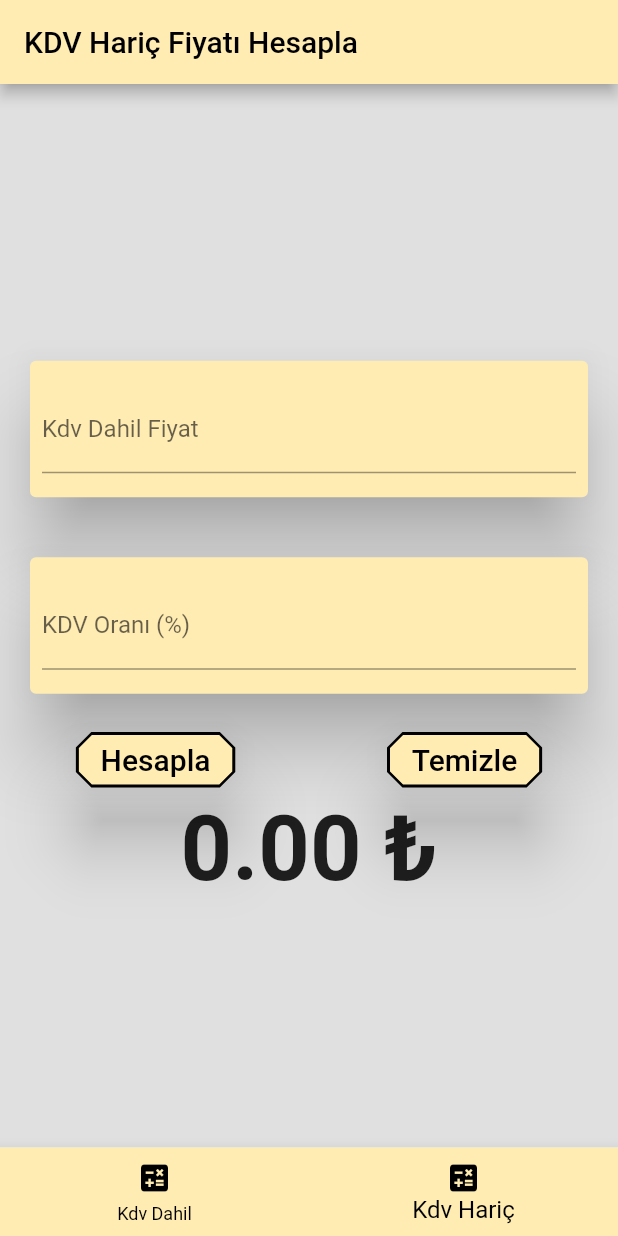
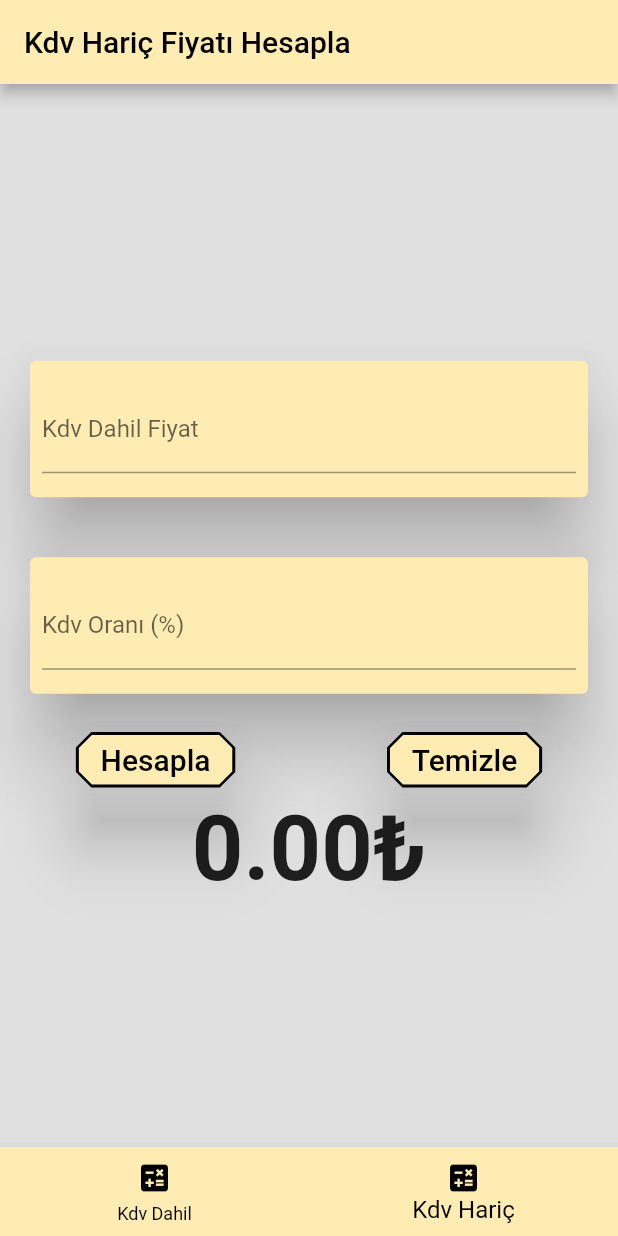
Before and after one commit to berkhanozkan/kdvapp, a Flutter app: the screen it shows after launch, item 2 of the bottom bar chosen, after a tap on "Hesapla", on a phone screen of 412 x 824 dp. Run offline on Flutter 3.47's test engine with Material 2 defaults, Android fonts, the phone set to English and light mode, and no system bars.

Commit message:
Improvements:added constants

```diff
--- /dev/null
+++ b/lib/core/constants/page_constant.dart
@@ -0,0 +1,10 @@
+class PageConstant {
+  static const kdvDahilFiyatHesapla = "Kdv Dahil Fiyatı Hesapla";
+  static const kdvHaricFiyatHesapla = "Kdv Hariç Fiyatı Hesapla";
+  static const kdvHaricFiyat = "Kdv Hariç Fiyat";
+  static const kdvDahilFiyat = "Kdv Dahil Fiyat";
+  static const kdvOrani = "Kdv Oranı (%)";
+  static const temizle = 'Temizle';
+  static const turkishLira = '₺';
+  static const hesapla = 'Hesapla';
+}
--- a/lib/pages/kdv_dahil.dart
+++ b/lib/pages/kdv_dahil.dart
@@ -1,4 +1,6 @@
 import 'package:flutter/material.dart';
+
+import '../core/constants/page_constant.dart';
 
 class KdvDahilFiyatScreen extends StatefulWidget {
   const KdvDahilFiyatScreen({Key? key}) : super(key: key);
@@ -16,8 +18,8 @@ class _KdvDahilFiyatScreenState extends State<KdvDahilFiyatScreen> {
     return Scaffold(
       backgroundColor: Colors.grey.shade300,
       appBar: AppBar(
-        title: Text(
-          'KDV Dahil Fiyatı Hesapla',
+        title: const Text(
+          PageConstant.kdvDahilFiyatHesapla,
           style: TextStyle(color: Colors.black),
         ),
         backgroundColor: Colors.amber.shade100,
@@ -29,7 +31,7 @@ class _KdvDahilFiyatScreenState extends State<KdvDahilFiyatScreen> {
             Card(
               shadowColor: Colors.black,
               elevation: 20,
-              margin: EdgeInsets.all(20),
+              margin: const EdgeInsets.all(20),
               color: Colors.amber.shade100,
               child: Padding(
                 padding:
@@ -37,12 +39,12 @@ class _KdvDahilFiyatScreenState extends State<KdvDahilFiyatScreen> {
                 child: TextFormField(
                   keyboardType: TextInputType.number,
                   controller: kdvHaricFiyat,
-                  style: TextStyle(color: Colors.black),
+                  style: const TextStyle(color: Colors.black),
                   decoration: const InputDecoration(
                       hintStyle:
                           TextStyle(fontSize: 20.0, color: Colors.redAccent),
                       border: UnderlineInputBorder(),
-                      labelText: 'Kdv Hariç Fiyat',
+                      labelText: PageConstant.kdvHaricFiyat,
                       fillColor: Colors.black),
                 ),
               ),
@@ -50,7 +52,7 @@ class _KdvDahilFiyatScreenState extends State<KdvDahilFiyatScreen> {
             Card(
               shadowColor: Colors.black,
               elevation: 20,
-              margin: EdgeInsets.all(20),
+              margin: const EdgeInsets.all(20),
               color: Colors.amber.shade100,
               child: Padding(
                 padding:
@@ -60,7 +62,7 @@ class _KdvDahilFiyatScreenState extends State<KdvDahilFiyatScreen> {
                   controller: kdvOrani,
                   decoration: const InputDecoration(
                     border: UnderlineInputBorder(),
-                    labelText: 'KDV Oranı (%)',
+                    labelText: PageConstant.kdvOrani,
                   ),
                 ),
               ),
@@ -74,7 +76,7 @@ class _KdvDahilFiyatScreenState extends State<KdvDahilFiyatScreen> {
                             borderRadius:
                                 BorderRadius.all(Radius.circular(10))),
                         shadowColor: Colors.black,
-                        side: BorderSide(color: Colors.black, width: 1),
+                        side: const BorderSide(color: Colors.black, width: 1),
                         elevation: 20,
                         primary: Colors.amber.shade100),
                     onPressed: () {
@@ -85,8 +87,8 @@ class _KdvDahilFiyatScreenState extends State<KdvDahilFiyatScreen> {
                                 int.parse(kdvHaricFiyat.text);
                       });
                     },
-                    child: Text(
-                      'Hesapla',
+                    child: const Text(
+                      PageConstant.hesapla,
                       style: TextStyle(fontSize: 20, color: Colors.black),
                     )),
                 ElevatedButton(
@@ -95,7 +97,7 @@ class _KdvDahilFiyatScreenState extends State<KdvDahilFiyatScreen> {
                             borderRadius:
                                 BorderRadius.all(Radius.circular(10))),
                         shadowColor: Colors.black,
-                        side: BorderSide(color: Colors.black, width: 1),
+                        side: const BorderSide(color: Colors.black, width: 1),
                         elevation: 20,
                         primary: Colors.amber.shade100),
                     onPressed: () {
@@ -105,15 +107,15 @@ class _KdvDahilFiyatScreenState extends State<KdvDahilFiyatScreen> {
                         _kdvliFiyatSonuc = 0;
                       });
                     },
-                    child: Text(
-                      'Temizle',
+                    child: const Text(
+                      PageConstant.temizle,
                       style: TextStyle(fontSize: 20, color: Colors.black),
                     )),
               ],
             ),
             Text(
-              _kdvliFiyatSonuc.toStringAsFixed(2) + ' ₺',
-              style: TextStyle(fontSize: 60, fontWeight: FontWeight.bold),
+              _kdvliFiyatSonuc.toStringAsFixed(2) + PageConstant.turkishLira,
+              style: const TextStyle(fontSize: 60, fontWeight: FontWeight.bold),
             ),
           ],
         ),
--- a/lib/pages/kdv_haric.dart
+++ b/lib/pages/kdv_haric.dart
@@ -1,4 +1,5 @@
 import 'package:flutter/material.dart';
+import 'package:kdv_app/core/constants/page_constant.dart';
 
 class KDVHaricFiyatScreen extends StatefulWidget {
   const KDVHaricFiyatScreen({Key? key}) : super(key: key);
@@ -16,8 +17,8 @@ class _KDVHaricFiyatScreenState extends State<KDVHaricFiyatScreen> {
     return Scaffold(
       backgroundColor: Colors.grey.shade300,
       appBar: AppBar(
-        title: Text(
-          'KDV Hariç Fiyatı Hesapla',
+        title: const Text(
+          PageConstant.kdvHaricFiyatHesapla,
           style: TextStyle(color: Colors.black),
         ),
         backgroundColor: Colors.amber.shade100,
@@ -29,7 +30,7 @@ class _KDVHaricFiyatScreenState extends State<KDVHaricFiyatScreen> {
             Card(
               shadowColor: Colors.black,
               elevation: 20,
-              margin: EdgeInsets.all(20),
+              margin: const EdgeInsets.all(20),
               color: Colors.amber.shade100,
               child: Padding(
                 padding:
@@ -37,20 +38,20 @@ class _KDVHaricFiyatScreenState extends State<KDVHaricFiyatScreen> {
                 child: TextFormField(
                   keyboardType: TextInputType.number,
                   controller: kdvDahilFiyat,
-                  style: TextStyle(color: Colors.black),
+                  style: const TextStyle(color: Colors.black),
                   decoration: const InputDecoration(
                       hintStyle:
                           TextStyle(fontSize: 20.0, color: Colors.redAccent),
                       border: UnderlineInputBorder(),
-                      labelText: 'Kdv Dahil Fiyat',
+                      labelText: PageConstant.kdvDahilFiyat,
                       fillColor: Colors.black),
                 ),
-               ),
+              ),
             ),
             Card(
               shadowColor: Colors.black,
               elevation: 20,
-              margin: EdgeInsets.all(20),
+              margin: const EdgeInsets.all(20),
               color: Colors.amber.shade100,
               child: Padding(
                 padding:
@@ -60,7 +61,7 @@ class _KDVHaricFiyatScreenState extends State<KDVHaricFiyatScreen> {
                   controller: kdvOrani,
                   decoration: const InputDecoration(
                     border: UnderlineInputBorder(),
-                    labelText: 'KDV Oranı (%)',
+                    labelText: PageConstant.kdvOrani,
                   ),
                 ),
               ),
@@ -74,7 +75,7 @@ class _KDVHaricFiyatScreenState extends State<KDVHaricFiyatScreen> {
                             borderRadius:
                                 BorderRadius.all(Radius.circular(10))),
                         shadowColor: Colors.black,
-                        side: BorderSide(color: Colors.black, width: 1),
+                        side: const BorderSide(color: Colors.black, width: 1),
                         elevation: 20,
                         primary: Colors.amber.shade100),
                     onPressed: () {
@@ -83,7 +84,7 @@ class _KDVHaricFiyatScreenState extends State<KDVHaricFiyatScreen> {
                             (1 + (int.parse(kdvOrani.text) / 100));
                       });
                     },
-                    child: Text(
+                    child: const Text(
                       'Hesapla',
                       style: TextStyle(fontSize: 20, color: Colors.black),
                     )),
@@ -93,7 +94,7 @@ class _KDVHaricFiyatScreenState extends State<KDVHaricFiyatScreen> {
                             borderRadius:
                                 BorderRadius.all(Radius.circular(10))),
                         shadowColor: Colors.black,
-                        side: BorderSide(color: Colors.black, width: 1),
+                        side: const BorderSide(color: Colors.black, width: 1),
                         elevation: 20,
                         primary: Colors.amber.shade100),
                     onPressed: () {
@@ -103,15 +104,15 @@ class _KDVHaricFiyatScreenState extends State<KDVHaricFiyatScreen> {
                         _kdvsizFiyatSonuc = 0;
                       });
                     },
-                    child: Text(
-                      'Temizle',
+                    child: const Text(
+                      PageConstant.temizle,
                       style: TextStyle(fontSize: 20, color: Colors.black),
                     )),
               ],
             ),
             Text(
-              _kdvsizFiyatSonuc.toStringAsFixed(2) + ' ₺',
-              style: TextStyle(fontSize: 60, fontWeight: FontWeight.bold),
+              _kdvsizFiyatSonuc.toStringAsFixed(2) + PageConstant.turkishLira,
+              style: const TextStyle(fontSize: 60, fontWeight: FontWeight.bold),
             ),
           ],
         ),
```
